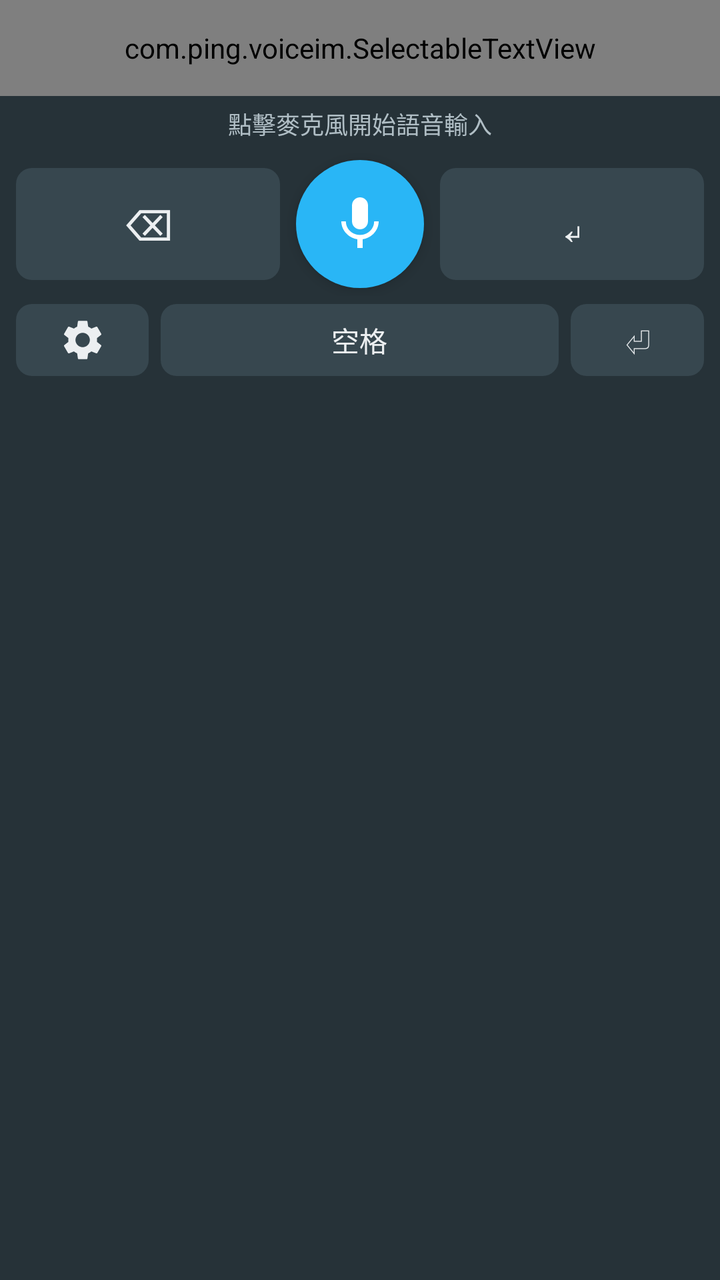
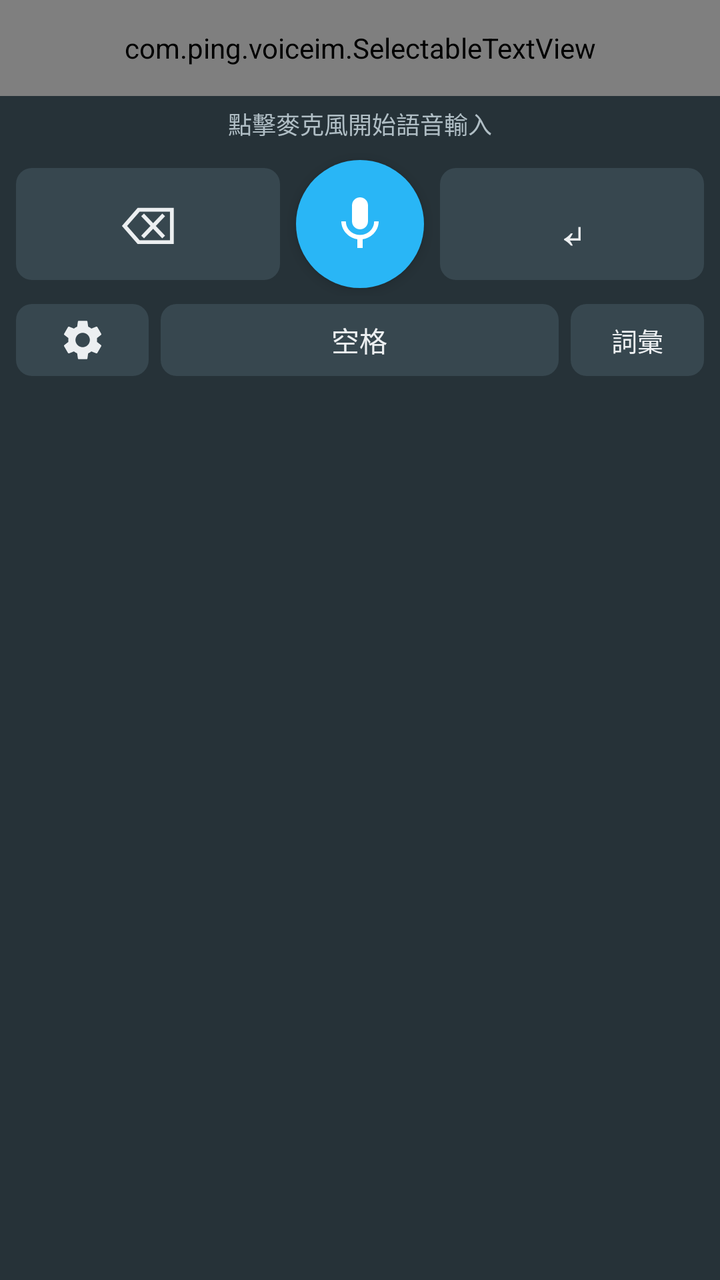

Before-and-after screenshots of an Android layout around one commit, followed by the original layout XML and the change that was made.
<!-- AndroidManifest.xml: application theme Theme.VoiceAssistant -->
<!-- res/layout/ime_keyboard.xml -->
<?xml version="1.0" encoding="utf-8"?>
<LinearLayout xmlns:android="http://schemas.android.com/apk/res/android"
    android:layout_width="match_parent"
    android:layout_height="wrap_content"
    android:orientation="vertical"
    android:background="@color/ime_bg"
    android:paddingBottom="8dp">

    
    <HorizontalScrollView
        android:layout_width="match_parent"
        android:layout_height="48dp"
        android:background="@color/ime_preview_bg"
        android:fillViewport="true">
        <com.ping.voiceim.SelectableTextView
            android:id="@+id/tv_transcription"
            android:layout_width="wrap_content"
            android:layout_height="match_parent"
            android:gravity="center_vertical"
            android:paddingStart="12dp"
            android:paddingEnd="12dp"
            android:textSize="18sp"
            android:textColor="@color/ime_preview_text"
            android:hint="辨識結果將顯示於此"
            android:textColorHint="#888888"
            android:singleLine="true" />
    </HorizontalScrollView>

    
    <ProgressBar
        android:id="@+id/progress_bar"
        style="@android:style/Widget.ProgressBar.Horizontal"
        android:layout_width="match_parent"
        android:layout_height="4dp"
        android:max="100"
        android:visibility="gone"
        android:progressTint="@color/ime_accent" />

    
    <TextView
        android:id="@+id/tv_status"
        android:layout_width="match_parent"
        android:layout_height="28dp"
        android:gravity="center"
        android:textSize="12sp"
        android:textColor="@color/ime_status_text"
        android:text="點擊麥克風開始語音輸入" />

    
    <LinearLayout
        android:id="@+id/layout_normal_controls"
        android:layout_width="match_parent"
        android:layout_height="wrap_content"
        android:orientation="vertical">

        
        <LinearLayout
            android:layout_width="match_parent"
            android:layout_height="72dp"
            android:orientation="horizontal"
            android:gravity="center_vertical"
            android:paddingStart="8dp"
            android:paddingEnd="8dp">

            <TextView
                android:id="@+id/btn_backspace"
                android:layout_width="0dp"
                android:layout_height="56dp"
                android:layout_weight="1"
                android:gravity="center"
                android:text="⌫"
                android:textSize="22sp"
                android:textColor="@color/ime_key_text"
                android:background="@drawable/key_bg" />

            <Space android:layout_width="8dp" android:layout_height="0dp" />

            <ImageButton
                android:id="@+id/btn_mic"
                android:layout_width="64dp"
                android:layout_height="64dp"
                android:src="@drawable/ic_mic"
                android:background="@drawable/mic_bg"
                android:contentDescription="語音輸入"
                android:scaleType="centerInside"
                android:padding="14dp"
                android:elevation="4dp" />

            <Space android:layout_width="8dp" android:layout_height="0dp" />

            <TextView
                android:id="@+id/btn_enter"
                android:layout_width="0dp"
                android:layout_height="56dp"
                android:layout_weight="1"
                android:gravity="center"
                android:text="↵"
                android:textSize="22sp"
                android:textColor="@color/ime_key_text"
                android:background="@drawable/key_bg" />
        </LinearLayout>

        
        <LinearLayout
            android:layout_width="match_parent"
            android:layout_height="44dp"
            android:orientation="horizontal"
            android:paddingStart="8dp"
            android:paddingEnd="8dp"
            android:gravity="center_vertical">

            <ImageButton
                android:id="@+id/btn_settings"
                android:layout_width="0dp"
                android:layout_height="36dp"
                android:layout_weight="1"
                android:src="@drawable/ic_settings"
                android:background="@drawable/key_bg"
                android:contentDescription="詞彙設定"
                android:scaleType="centerInside"
                android:padding="6dp" />

            <Space android:layout_width="6dp" android:layout_height="0dp" />

            <TextView
                android:id="@+id/btn_space"
                android:layout_width="0dp"
                android:layout_height="36dp"
                android:layout_weight="3"
                android:gravity="center"
                android:text="空格"
                android:textSize="14sp"
                android:textColor="@color/ime_key_text"
                android:background="@drawable/key_bg" />

            <Space android:layout_width="6dp" android:layout_height="0dp" />

            <TextView
                android:id="@+id/btn_newline"
                android:layout_width="0dp"
                android:layout_height="36dp"
                android:layout_weight="1"
                android:gravity="center"
                android:text="⏎"
                android:textSize="18sp"
                android:textColor="@color/ime_key_text"
                android:background="@drawable/key_bg" />
        </LinearLayout>
    </LinearLayout>

    
    <LinearLayout
        android:id="@+id/layout_candidates"
        android:layout_width="match_parent"
        android:layout_height="wrap_content"
        android:orientation="vertical"
        android:visibility="gone"
        android:background="@color/ime_bg">

        
        <TextView
            android:id="@+id/tv_selected_range"
            android:layout_width="match_parent"
            android:layout_height="32dp"
            android:gravity="center_vertical"
            android:paddingStart="12dp"
            android:paddingEnd="12dp"
            android:textSize="12sp"
            android:textColor="@color/ime_status_text"
            android:singleLine="true" />

        
        <ScrollView
            android:layout_width="match_parent"
            android:layout_height="wrap_content"
            android:maxHeight="96dp"
            android:paddingStart="8dp"
            android:paddingEnd="8dp"
            android:paddingTop="4dp"
            android:paddingBottom="4dp">
            <com.google.android.material.chip.ChipGroup
                android:id="@+id/ll_candidates"
                android:layout_width="match_parent"
                android:layout_height="wrap_content"
                app:chipSpacingHorizontal="4dp"
                app:chipSpacingVertical="2dp"
                xmlns:app="http://schemas.android.com/apk/res-auto" />
        </ScrollView>

        
        <LinearLayout
            android:layout_width="match_parent"
            android:layout_height="44dp"
            android:orientation="horizontal"
            android:paddingStart="8dp"
            android:paddingEnd="8dp"
            android:gravity="center_vertical">

            <TextView
                android:id="@+id/btn_sel_expand_left"
                android:layout_width="0dp"
                android:layout_height="36dp"
                android:layout_weight="1"
                android:gravity="center"
                android:text="◀"
                android:textSize="16sp"
                android:textColor="@color/ime_key_text"
                android:background="@drawable/key_bg" />

            <Space android:layout_width="6dp" android:layout_height="0dp" />

            <TextView
                android:id="@+id/btn_sel_expand_right"
                android:layout_width="0dp"
                android:layout_height="36dp"
                android:layout_weight="1"
                android:gravity="center"
                android:text="▶"
                android:textSize="16sp"
                android:textColor="@color/ime_key_text"
                android:background="@drawable/key_bg" />

            <Space android:layout_width="6dp" android:layout_height="0dp" />

            <TextView
                android:id="@+id/btn_cancel_selection"
                android:layout_width="0dp"
                android:layout_height="36dp"
                android:layout_weight="2"
                android:gravity="center"
                android:text="取消選取"
                android:textSize="13sp"
                android:textColor="@color/ime_key_text"
                android:background="@drawable/key_bg" />
        </LinearLayout>
    </LinearLayout>

</LinearLayout>
<!-- resources referenced by this layout -->
<resources>
  <color name="ime_accent">#29B6F6</color>
  <color name="ime_bg">#263238</color>
  <color name="ime_key_text">#ECEFF1</color>
  <color name="ime_preview_bg">#1C272C</color>
  <color name="ime_preview_text">#FFFFFF</color>
  <color name="ime_status_text">#B0BEC5</color>
  <!-- drawable ic_mic (drawable) -->
  <?xml version="1.0" encoding="utf-8"?>
  <vector xmlns:android="http://schemas.android.com/apk/res/android"
      android:width="32dp"
      android:height="32dp"
      android:viewportWidth="24"
      android:viewportHeight="24">
      <path
          android:fillColor="#FFFFFF"
          android:pathData="M12,14c1.66,0 2.99,-1.34 2.99,-3L15,5c0,-1.66 -1.34,-3 -3,-3S9,3.34 9,5v6c0,1.66 1.34,3 3,3z"/>
      <path
          android:fillColor="#FFFFFF"
          android:pathData="M17.3,11c0,3 -2.54,5.1 -5.3,5.1S6.7,14 6.7,11H5c0,3.41 2.72,6.23 6,6.72V21h2v-3.28c3.28,-0.48 6,-3.3 6,-6.72h-1.7z"/>
  </vector>
  <!-- drawable ic_settings (drawable) -->
  <?xml version="1.0" encoding="utf-8"?>
  <vector xmlns:android="http://schemas.android.com/apk/res/android"
      android:width="24dp"
      android:height="24dp"
      android:viewportWidth="24"
      android:viewportHeight="24">
      <path
          android:fillColor="@color/ime_key_icon"
          android:pathData="M19.14,12.94c0.04,-0.3 0.06,-0.61 0.06,-0.94c0,-0.32 -0.02,-0.64 -0.07,-0.94l2.03,-1.58c0.18,-0.14 0.23,-0.41 0.12,-0.61l-1.92,-3.32c-0.12,-0.22 -0.37,-0.29 -0.59,-0.22l-2.39,0.96c-0.5,-0.38 -1.03,-0.7 -1.62,-0.94L14.4,2.81c-0.04,-0.24 -0.24,-0.41 -0.48,-0.41h-3.84c-0.24,0 -0.43,0.17 -0.47,0.41L9.25,5.35C8.66,5.59 8.12,5.92 7.63,6.29L5.24,5.33c-0.22,-0.08 -0.47,0 -0.59,0.22L2.74,8.87C2.62,9.08 2.66,9.34 2.86,9.48l2.03,1.58C4.84,11.36 4.8,11.69 4.8,12s0.02,0.64 0.07,0.94l-2.03,1.58c-0.18,0.14 -0.23,0.41 -0.12,0.61l1.92,3.32c0.12,0.22 0.37,0.29 0.59,0.22l2.39,-0.96c0.5,0.38 1.03,0.7 1.62,0.94l0.36,2.54c0.05,0.24 0.24,0.41 0.48,0.41h3.84c0.24,0 0.44,-0.17 0.47,-0.41l0.36,-2.54c0.59,-0.24 1.13,-0.56 1.62,-0.94l2.39,0.96c0.22,0.08 0.47,0 0.59,-0.22l1.92,-3.32c0.12,-0.22 0.07,-0.47 -0.12,-0.61L19.14,12.94zM12,15.6c-1.98,0 -3.6,-1.62 -3.6,-3.6s1.62,-3.6 3.6,-3.6s3.6,1.62 3.6,3.6S13.98,15.6 12,15.6z"/>
  </vector>
  <!-- drawable key_bg (drawable) -->
  <?xml version="1.0" encoding="utf-8"?>
  <shape xmlns:android="http://schemas.android.com/apk/res/android"
      android:shape="rectangle">
      <solid android:color="@color/ime_key_bg" />
      <corners android:radius="8dp" />
  </shape>
  <!-- drawable mic_bg (drawable) -->
  <?xml version="1.0" encoding="utf-8"?>
  <shape xmlns:android="http://schemas.android.com/apk/res/android"
      android:shape="oval">
      <solid android:color="@color/ime_accent" />
  </shape>
  <style name="Theme.VoiceAssistant" parent="Theme.MaterialComponents.DayNight.NoActionBar">
          <item name="colorPrimary">@color/ime_accent</item>
          <item name="colorPrimaryDark">#0288D1</item>
          <item name="colorAccent">@color/ime_accent</item>
      </style>
  <color name="ime_key_icon">#ECEFF1</color>
  <color name="ime_key_bg">#37474F</color>
</resources>

<!-- the commit's change to res/layout/ime_keyboard.xml (unified diff, before → after) -->
@@ -69,7 +69,7 @@
                 android:layout_weight="1"
                 android:gravity="center"
                 android:text="⌫"
-                android:textSize="22sp"
+                android:textSize="26sp"
                 android:textColor="@color/ime_key_text"
                 android:background="@drawable/key_bg" />
 
@@ -95,7 +95,7 @@
                 android:layout_weight="1"
                 android:gravity="center"
                 android:text="↵"
-                android:textSize="22sp"
+                android:textSize="26sp"
                 android:textColor="@color/ime_key_text"
                 android:background="@drawable/key_bg" />
         </LinearLayout>
@@ -136,13 +136,13 @@
             <Space android:layout_width="6dp" android:layout_height="0dp" />
 
             <TextView
-                android:id="@+id/btn_newline"
-                android:layout_width="0dp"
-                android:layout_height="36dp"
-                android:layout_weight="1"
-                android:gravity="center"
-                android:text="⏎"
-                android:textSize="18sp"
+                android:id="@+id/btn_dict_insert"
+                android:layout_width="0dp"
+                android:layout_height="36dp"
+                android:layout_weight="1"
+                android:gravity="center"
+                android:text="詞彙"
+                android:textSize="13sp"
                 android:textColor="@color/ime_key_text"
                 android:background="@drawable/key_bg" />
         </LinearLayout>
@@ -235,4 +235,62 @@
         </LinearLayout>
     </LinearLayout>
 
+    
+    <LinearLayout
+        android:id="@+id/layout_dict_insert"
+        android:layout_width="match_parent"
+        android:layout_height="wrap_content"
+        android:orientation="vertical"
+        android:visibility="gone"
+        android:background="@color/ime_bg">
+
+        
+        <LinearLayout
+            android:layout_width="match_parent"
+            android:layout_height="36dp"
+            android:orientation="horizontal"
+            android:paddingStart="12dp"
+            android:paddingEnd="8dp"
+            android:gravity="center_vertical">
+
+            <TextView
+                android:layout_width="0dp"
+                android:layout_height="wrap_content"
+                android:layout_weight="1"
+                android:text="點擊詞彙直接插入"
+                android:textSize="12sp"
+                android:textColor="@color/ime_status_text" />
+
+            <TextView
+                android:id="@+id/btn_close_dict_insert"
+                android:layout_width="wrap_content"
+                android:layout_height="30dp"
+                android:gravity="center"
+                android:paddingStart="12dp"
+                android:paddingEnd="12dp"
+                android:text="關閉"
+                android:textSize="12sp"
+                android:textColor="@color/ime_key_text"
+                android:background="@drawable/key_bg" />
+        </LinearLayout>
+
+        
+        <ScrollView
+            android:layout_width="match_parent"
+            android:layout_height="wrap_content"
+            android:maxHeight="96dp"
+            android:paddingStart="8dp"
+            android:paddingEnd="8dp"
+            android:paddingTop="4dp"
+            android:paddingBottom="8dp">
+            <com.google.android.material.chip.ChipGroup
+                android:id="@+id/ll_dict_insert_chips"
+                android:layout_width="match_parent"
+                android:layout_height="wrap_content"
+                app:chipSpacingHorizontal="4dp"
+                app:chipSpacingVertical="2dp"
+                xmlns:app="http://schemas.android.com/apk/res-auto" />
+        </ScrollView>
+    </LinearLayout>
+
 </LinearLayout>
